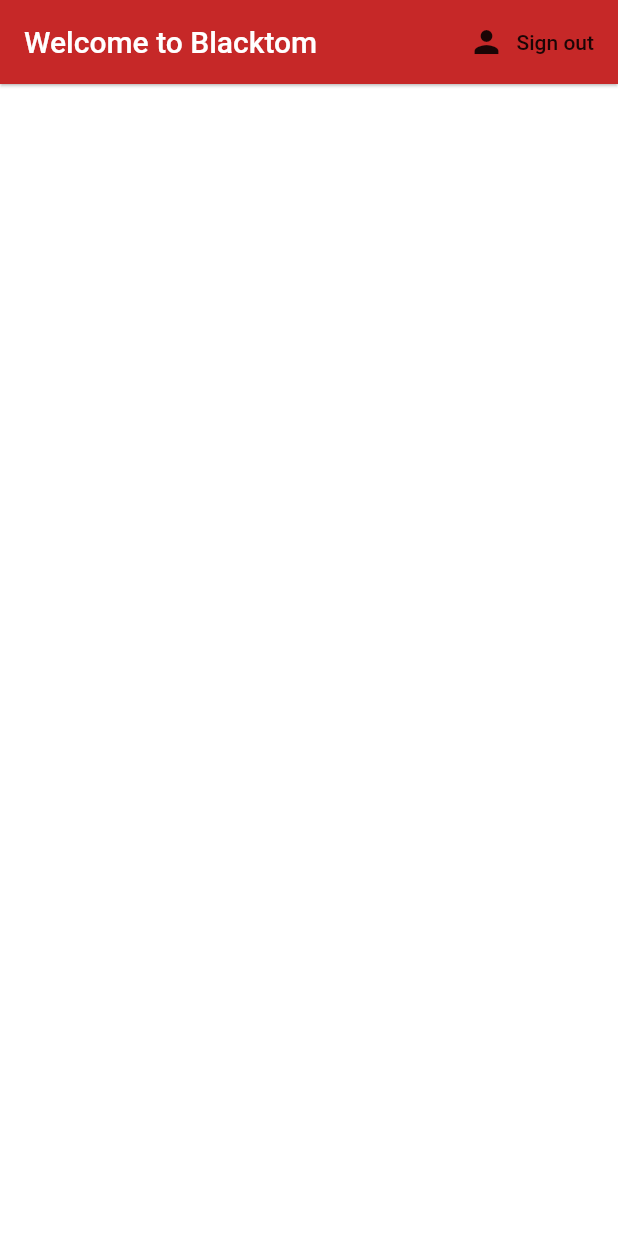
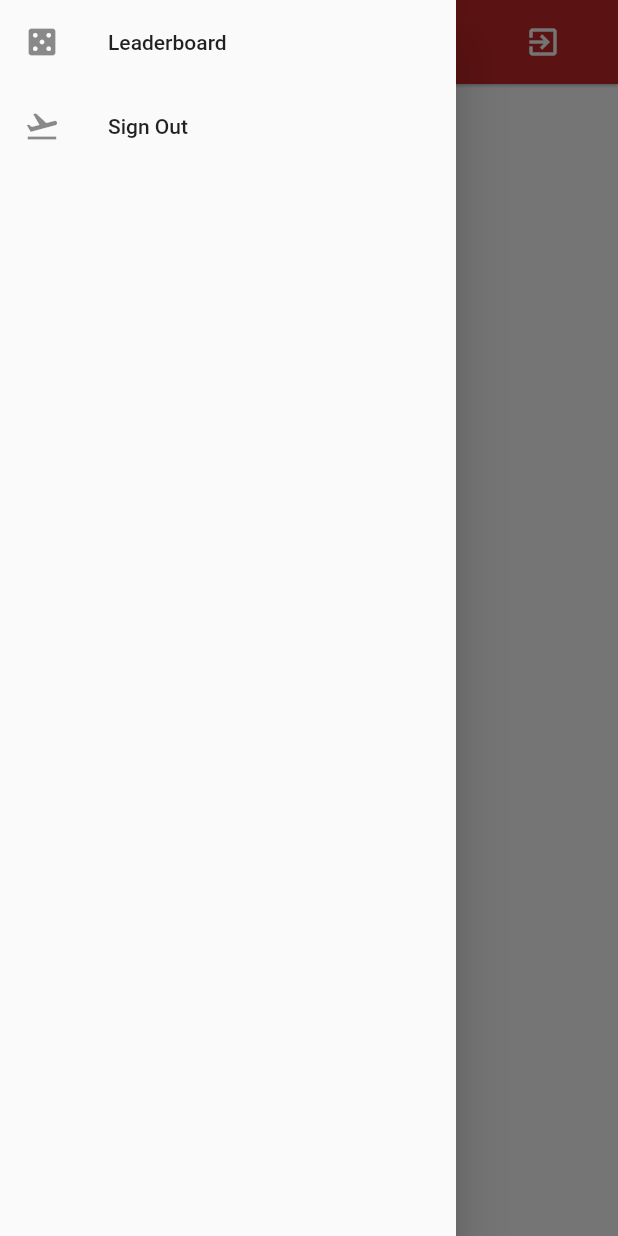
Before and after one commit to tcburns24/Batjack, a Flutter app: the screen it shows once a user with an empty profile is signed in, with the side drawer open (before the commit the screen has no drawer), on a phone screen of 412 x 824 dp. Run offline on Flutter 3.47's test engine with Material 2 defaults, Android fonts, the phone set to English and light mode, and no system bars; our stand-ins replace cloud_firestore, firebase_auth, flutter_spinkit; accounts and stored records are empty.

Commit message:
Adds drawer (v0)

```diff
--- a/lib/screens/authenticate/register.dart
+++ b/lib/screens/authenticate/register.dart
@@ -26,7 +26,7 @@ class _RegisterState extends State<Register> {
         : Scaffold(
             backgroundColor: Colors.white,
             appBar: AppBar(
-              backgroundColor: Colors.green[900],
+              backgroundColor: Colors.limeAccent[600],
               elevation: 6.0,
               title: Text('Sign up'),
               actions: <Widget>[
--- a/lib/screens/home/home.dart
+++ b/lib/screens/home/home.dart
@@ -1,6 +1,7 @@
 import 'package:blacktom/screens/home/leaderboard.dart';
 import 'package:blacktom/services/auth.dart';
 import 'package:blacktom/services/database.dart';
+import 'package:blacktom/shared/drawer.dart';
 import 'package:cloud_firestore/cloud_firestore.dart';
 import 'package:flutter/material.dart';
 import 'package:provider/provider.dart';
@@ -19,13 +20,16 @@ class Home extends StatelessWidget {
             elevation: 0.8,
             actions: <Widget>[
               FlatButton.icon(
-                  onPressed: () async {
-                    await _auth.signOut();
-                  },
-                  icon: Icon(
-                    Icons.person,
-                  ),
-                  label: Text('Sign out'))
+                onPressed: () async {
+                  await _auth.signOut();
+                },
+                icon: Icon(
+                  Icons.exit_to_app,
+                  color: Colors.white,
+                  size: 24,
+                ),
+                label: Text(''),
+              )
             ],
           ),
           body: Container(
@@ -35,6 +39,7 @@ class Home extends StatelessWidget {
               child: Leaderboard(),
             ),
           )),
+          drawer: MainDrawer(),
         ));
   }
 }
--- /dev/null
+++ b/lib/shared/drawer.dart
@@ -0,0 +1,16 @@
+import 'package:flutter/material.dart';
+
+class MainDrawer extends StatelessWidget {
+  @override
+  Widget build(BuildContext context) {
+    return Drawer(
+        child: Column(
+      mainAxisAlignment: MainAxisAlignment.start,
+      crossAxisAlignment: CrossAxisAlignment.start,
+      children: <Widget>[
+        ListTile(title: Text('Leaderboard'), leading: Icon(Icons.casino)),
+        ListTile(title: Text('Sign Out'), leading: Icon(Icons.flight_takeoff)),
+      ],
+    ));
+  }
+}
```
